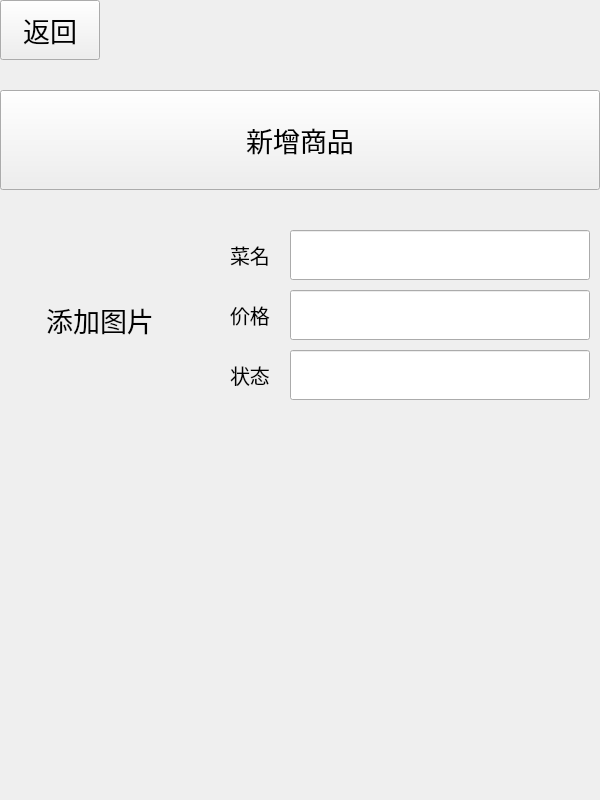
chichuxwx/Food-delivery-platform, file business/dishchange.ui: the form before one commit.
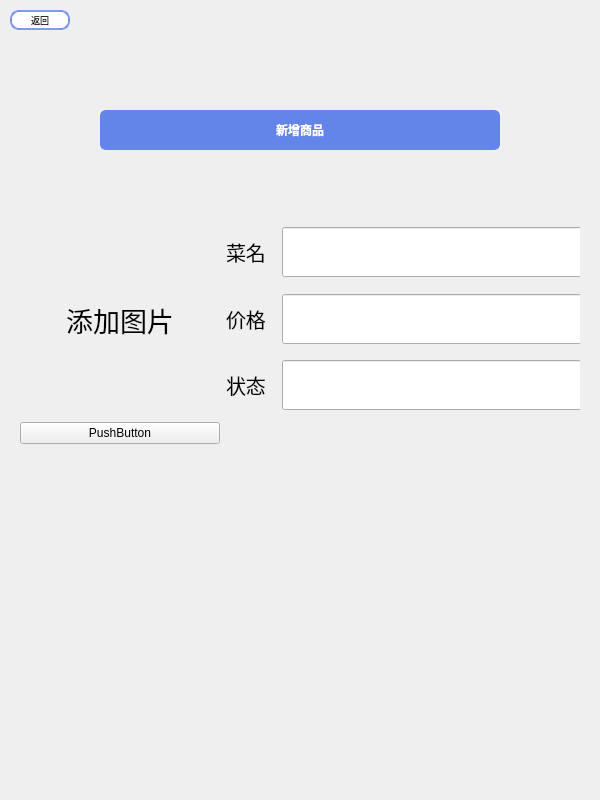
The form after the commit. Icons and pictures are not drawn.

Patch:
```diff
--- a/business/dishchange.ui
+++ b/business/dishchange.ui
@@ -19,32 +19,74 @@
   <property name="windowTitle">
    <string>Form</string>
   </property>
-  <widget class="QPushButton" name="pushButton_back">
+  <property name="windowIcon">
+   <iconset resource="../Image.qrc">
+    <normaloff>:/image/lt_cml.jpg</normaloff>:/image/lt_cml.jpg</iconset>
+  </property>
+  <widget class="QLabel" name="label_5">
    <property name="geometry">
     <rect>
      <x>0</x>
      <y>0</y>
-     <width>100</width>
-     <height>60</height>
+     <width>600</width>
+     <height>800</height>
+    </rect>
+   </property>
+   <property name="styleSheet">
+    <string notr="true">background-image: url(:/image/bg_2.png);</string>
+   </property>
+   <property name="text">
+    <string/>
+   </property>
+  </widget>
+  <widget class="QPushButton" name="pushButton_back">
+   <property name="geometry">
+    <rect>
+     <x>10</x>
+     <y>10</y>
+     <width>60</width>
+     <height>20</height>
     </rect>
    </property>
    <property name="minimumSize">
     <size>
-     <width>100</width>
-     <height>60</height>
+     <width>60</width>
+     <height>20</height>
     </size>
    </property>
    <property name="maximumSize">
     <size>
-     <width>100</width>
-     <height>60</height>
+     <width>60</width>
+     <height>20</height>
     </size>
    </property>
    <property name="font">
     <font>
-     <pointsize>20</pointsize>
+     <family>Microsoft YaHei</family>
+     <pointsize>-1</pointsize>
     </font>
    </property>
+   <property name="styleSheet">
+    <string notr="true">QPushButton {
+    background-color: #ffffff; /* 默认背景色，使用 #fad37f */
+    border: 2px solid rgba(99, 132, 233, 0.8); /* 边框颜色 */
+    border-radius: 9px; /* 圆角 */
+    color: #000000; /* 文本颜色，黑色 */
+    font-size: 9px;
+}
+
+QPushButton:hover {
+	color:#ffffff;
+    background-color: rgba(99, 132, 233, 0.8); /* 悬浮时背景颜色 */
+    border: none; /* 悬浮时无边框 */
+}
+
+QPushButton:pressed {
+    background-color: #b0c4de; /* 按下时背景颜色，稍微偏亮的蓝色 */
+    border-color: #4682b4; /* 按下时边框颜色 */
+    transform: scale(0.95); /* 按下时按钮略微缩小 */
+}</string>
+   </property>
    <property name="text">
     <string>返回</string>
    </property>
@@ -52,42 +94,131 @@
   <widget class="QPushButton" name="pushButton">
    <property name="geometry">
     <rect>
-     <x>0</x>
-     <y>90</y>
-     <width>600</width>
-     <height>100</height>
+     <x>100</x>
+     <y>110</y>
+     <width>400</width>
+     <height>40</height>
     </rect>
    </property>
    <property name="minimumSize">
     <size>
-     <width>600</width>
-     <height>100</height>
+     <width>400</width>
+     <height>40</height>
     </size>
    </property>
    <property name="maximumSize">
     <size>
-     <width>600</width>
-     <height>100</height>
+     <width>400</width>
+     <height>40</height>
     </size>
    </property>
    <property name="font">
     <font>
-     <pointsize>20</pointsize>
+     <pointsize>-1</pointsize>
+     <bold>true</bold>
     </font>
    </property>
+   <property name="styleSheet">
+    <string notr="true">QPushButton {
+    background-color: #6384e9; /* 默认背景色，蓝色 */
+    border: 2px solid #6384e9; /* 边框颜色与背景色相同 */
+    border-radius: 6px; /* 圆角 */
+    color: #ffffff; /* 文本颜色，白色 */
+    font-size: 12px;
+}
+
+QPushButton:hover {
+    background-color: #5076c6; /* 悬浮时背景色变深 */
+    border: 2px solid #5076c6; /* 悬浮时边框颜色变深 */
+}
+
+QPushButton:pressed {
+    background-color: #3a5d8f; /* 按下时背景色变得更深 */
+    border-color: #3a5d8f; /* 按下时边框颜色变得更深 */
+    transform: scale(0.95); /* 按下时按钮略微缩小 */
+}
+</string>
+   </property>
    <property name="text">
     <string>新增商品</string>
    </property>
   </widget>
-  <widget class="QLabel" name="label">
+  <widget class="QWidget" name="layoutWidget">
    <property name="geometry">
     <rect>
-     <x>0</x>
+     <x>20</x>
      <y>220</y>
-     <width>200</width>
-     <height>200</height>
+     <width>560</width>
+     <height>224</height>
     </rect>
    </property>
+   <layout class="QGridLayout" name="gridLayout">
+    <item row="2" column="1">
+     <widget class="QLabel" name="label_4">
+      <property name="minimumSize">
+       <size>
+        <width>50</width>
+        <height>30</height>
+       </size>
+      </property>
+      <property name="maximumSize">
+       <size>
+        <width>50</width>
+        <height>30</height>
+       </size>
+      </property>
+      <property name="font">
+       <font>
+        <pointsize>15</pointsize>
+       </font>
+      </property>
+      <property name="text">
+       <string>状态</string>
+      </property>
+     </widget>
+    </item>
+    <item row="2" column="2">
+     <widget class="QLineEdit" name="lineEdit_3">
+      <property name="minimumSize">
+       <size>
+        <width>300</width>
+        <height>50</height>
+       </size>
+      </property>
+      <property name="maximumSize">
+       <size>
+        <width>300</width>
+        <height>50</height>
+       </size>
+      </property>
+     </widget>
+    </item>
+    <item row="0" column="1">
+     <widget class="QLabel" name="label_2">
+      <property name="minimumSize">
+       <size>
+        <width>50</width>
+        <height>30</height>
+       </size>
+      </property>
+      <property name="maximumSize">
+       <size>
+        <width>50</width>
+        <height>30</height>
+       </size>
+      </property>
+      <property name="font">
+       <font>
+        <pointsize>15</pointsize>
+       </font>
+      </property>
+      <property name="text">
+       <string>菜名</string>
+      </property>
+     </widget>
+    </item>
+    <item row="0" column="0" rowspan="3">
+     <widget class="QLabel" name="label">
    <property name="minimumSize">
     <size>
      <width>200</width>
@@ -112,45 +243,25 @@
     <set>Qt::AlignmentFlag::AlignCenter</set>
    </property>
   </widget>
-  <widget class="QLabel" name="label_2">
-   <property name="geometry">
-    <rect>
-     <x>230</x>
-     <y>240</y>
-     <width>50</width>
-     <height>30</height>
-    </rect>
-   </property>
+    </item>
+    <item row="0" column="2">
+     <widget class="QLineEdit" name="lineEdit_dish">
    <property name="minimumSize">
     <size>
-     <width>50</width>
-     <height>30</height>
+        <width>300</width>
+        <height>50</height>
     </size>
    </property>
    <property name="maximumSize">
     <size>
-     <width>50</width>
-     <height>30</height>
-    </size>
-   </property>
-   <property name="font">
-    <font>
-     <pointsize>15</pointsize>
-    </font>
-   </property>
-   <property name="text">
-    <string>菜名</string>
-   </property>
-  </widget>
+        <width>300</width>
+        <height>50</height>
+       </size>
+      </property>
+     </widget>
+    </item>
+    <item row="1" column="1">
   <widget class="QLabel" name="label_3">
-   <property name="geometry">
-    <rect>
-     <x>230</x>
-     <y>300</y>
-     <width>50</width>
-     <height>30</height>
-    </rect>
-   </property>
    <property name="minimumSize">
     <size>
      <width>50</width>
@@ -172,67 +283,9 @@
     <string>价格</string>
    </property>
   </widget>
-  <widget class="QLabel" name="label_4">
-   <property name="geometry">
-    <rect>
-     <x>230</x>
-     <y>360</y>
-     <width>50</width>
-     <height>30</height>
-    </rect>
-   </property>
-   <property name="minimumSize">
-    <size>
-     <width>50</width>
-     <height>30</height>
-    </size>
-   </property>
-   <property name="maximumSize">
-    <size>
-     <width>50</width>
-     <height>30</height>
-    </size>
-   </property>
-   <property name="font">
-    <font>
-     <pointsize>15</pointsize>
-    </font>
-   </property>
-   <property name="text">
-    <string>状态</string>
-   </property>
-  </widget>
-  <widget class="QLineEdit" name="lineEdit_dish">
-   <property name="geometry">
-    <rect>
-     <x>290</x>
-     <y>230</y>
-     <width>300</width>
-     <height>50</height>
-    </rect>
-   </property>
-   <property name="minimumSize">
-    <size>
-     <width>300</width>
-     <height>50</height>
-    </size>
-   </property>
-   <property name="maximumSize">
-    <size>
-     <width>300</width>
-     <height>50</height>
-    </size>
-   </property>
-  </widget>
+    </item>
+    <item row="1" column="2">
   <widget class="QLineEdit" name="lineEdit_price">
-   <property name="geometry">
-    <rect>
-     <x>290</x>
-     <y>290</y>
-     <width>300</width>
-     <height>50</height>
-    </rect>
-   </property>
    <property name="minimumSize">
     <size>
      <width>300</width>
@@ -246,29 +299,19 @@
     </size>
    </property>
   </widget>
-  <widget class="QLineEdit" name="lineEdit_3">
-   <property name="geometry">
-    <rect>
-     <x>290</x>
-     <y>350</y>
-     <width>300</width>
-     <height>50</height>
-    </rect>
-   </property>
-   <property name="minimumSize">
-    <size>
-     <width>300</width>
-     <height>50</height>
-    </size>
-   </property>
-   <property name="maximumSize">
-    <size>
-     <width>300</width>
-     <height>50</height>
-    </size>
-   </property>
-  </widget>
- </widget>
- <resources/>
+    </item>
+    <item row="3" column="0">
+     <widget class="QPushButton" name="pushButton_2">
+      <property name="text">
+       <string>PushButton</string>
+      </property>
+     </widget>
+    </item>
+   </layout>
+  </widget>
+ </widget>
+ <resources>
+  <include location="../Image.qrc"/>
+ </resources>
  <connections/>
 </ui>
```
Left out of the diff: 2 changed lines with no effect on the pictures. Lines whose indentation alone changed are shown as unchanged.
